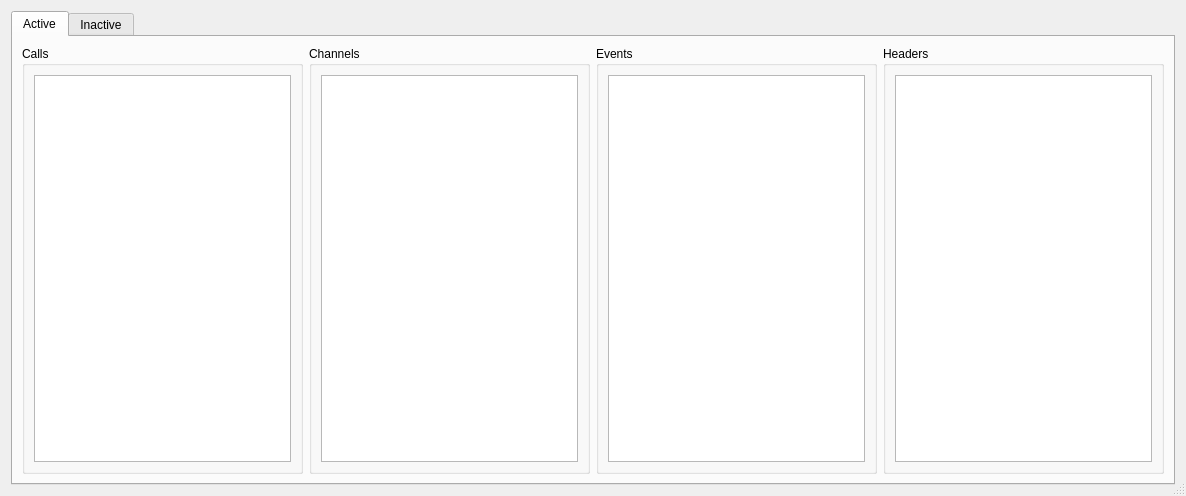
Before: the Qt Designer form jmesquita/fsgui/src/plugins/consoleplugin/realtimestatisticsdialog.ui in freeswitch/freeswitch-contrib, drawn with Qt 5.
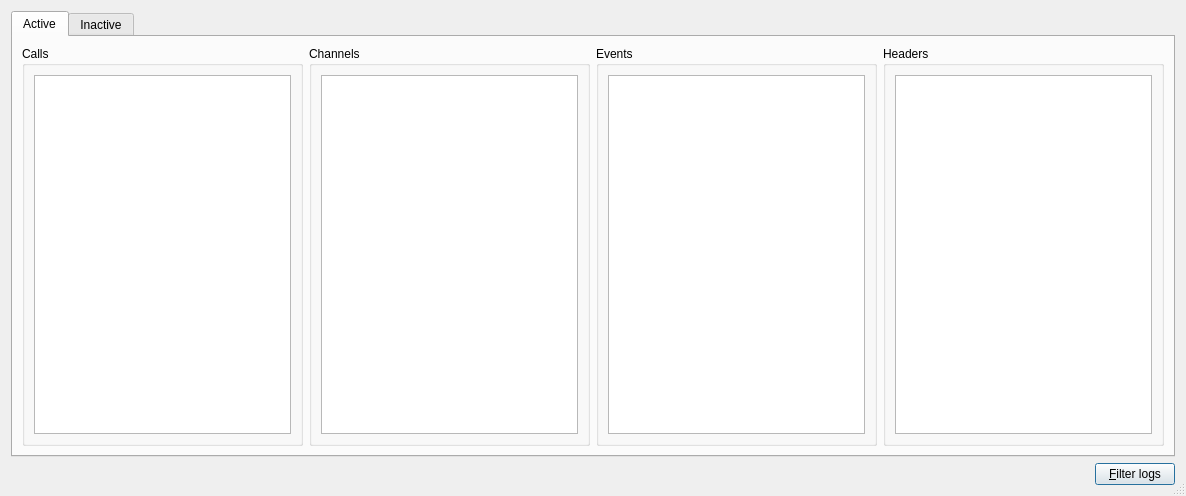
After: the same form once the commit is applied.

Commit message: Filter UUID from RealtimeStatistics and populate lists upon RealtimeStatistics activation

What changed in the file:
```diff
--- a/jmesquita/fsgui/src/plugins/consoleplugin/realtimestatisticsdialog.ui
+++ b/jmesquita/fsgui/src/plugins/consoleplugin/realtimestatisticsdialog.ui
@@ -16,7 +16,7 @@
   <property name="sizeGripEnabled">
    <bool>true</bool>
   </property>
-  <layout class="QHBoxLayout" name="horizontalLayout_6">
+  <layout class="QVBoxLayout" name="verticalLayout">
    <item>
     <widget class="QTabWidget" name="tabWidget">
      <property name="currentIndex">
@@ -202,6 +202,30 @@
      </widget>
     </widget>
    </item>
+   <item>
+    <layout class="QHBoxLayout" name="horizontalLayout_6">
+     <item>
+      <spacer name="horizontalSpacer">
+       <property name="orientation">
+        <enum>Qt::Horizontal</enum>
+       </property>
+       <property name="sizeHint" stdset="0">
+        <size>
+         <width>40</width>
+         <height>20</height>
+        </size>
+       </property>
+      </spacer>
+     </item>
+     <item>
+      <widget class="QPushButton" name="btnFilterLog">
+       <property name="text">
+        <string>&amp;Filter logs</string>
+       </property>
+      </widget>
+     </item>
+    </layout>
+   </item>
   </layout>
  </widget>
  <resources/>
```
The commit also changes 6 other files.
